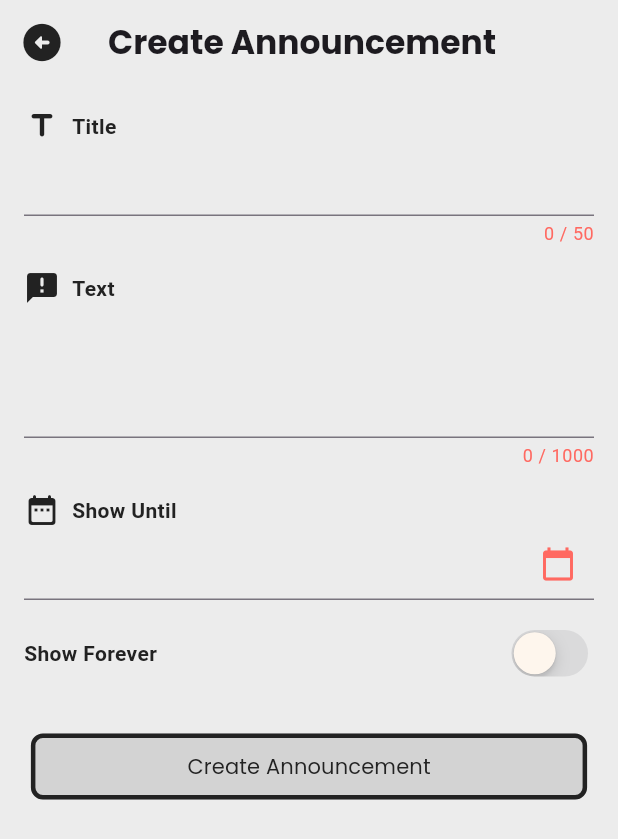
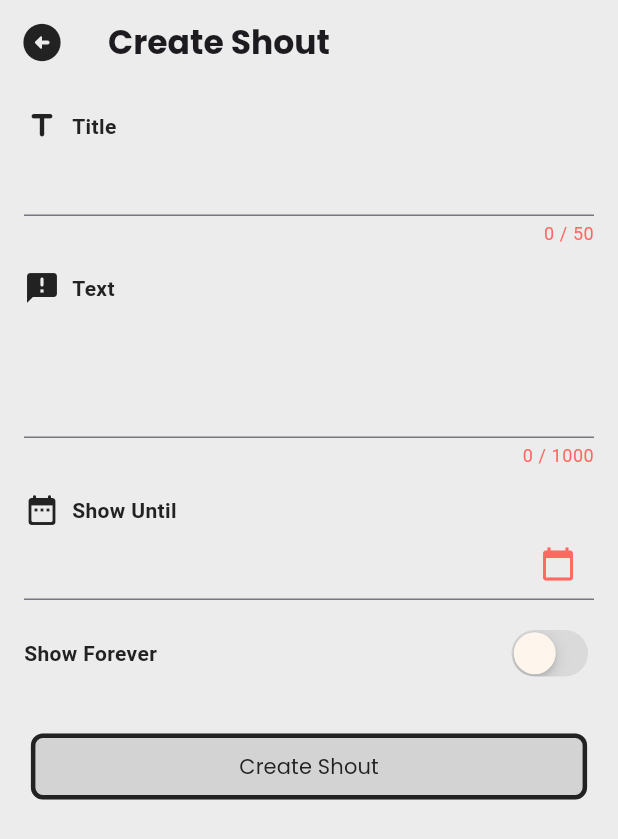
Before and after one commit to simonroedig/DoggyMatch, a Flutter app: the NewAnnouncementPage screen opened directly, on a phone screen of 412 x 824 dp. Shown: the top 839 px of the screen. Run offline on Flutter 3.47's test engine with Material 3 defaults, Android fonts, the phone set to English and light mode, and no system bars; our stand-ins replace cloud_firestore, firebase_auth, firebase_core, firebase_storage, geocoding, geolocator and 2 more; accounts and stored records are empty; project files that could hold a hidden picture were left out.

```diff
--- a/lib/pages/announcements/announcement_dialogs.dart
+++ b/lib/pages/announcements/announcement_dialogs.dart
@@ -116,7 +116,7 @@ class AnnouncementDialogs {
           ),
           title: const Center(
             child: Text(
-              'Create Announcement?',
+              'Create Shout?',
               style: TextStyle(
                 fontFamily: 'Poppins',
                 fontWeight: FontWeight.bold,
@@ -130,7 +130,7 @@ class AnnouncementDialogs {
             crossAxisAlignment: CrossAxisAlignment.center,
             children: [
               const Text(
-                'Please review your announcement details below. You can delete the announcement later anytime.',
+                'Please review your shout details below. You can delete the shout later anytime.',
                 style: TextStyle(
                   fontFamily: 'Poppins',
                   fontSize: 14,
@@ -140,7 +140,7 @@ class AnnouncementDialogs {
               ),
               const SizedBox(height: 16),
               const Text(
-                'Announcement Title:',
+                'Shout Title:',
                 style: TextStyle(
                   fontFamily: 'Poppins',
                   fontWeight: FontWeight.bold,
@@ -166,7 +166,7 @@ class AnnouncementDialogs {
               ),
               const SizedBox(height: 16),
               const Text(
-                'Announcement Text:',
+                'Shout Text:',
                 style: TextStyle(
                   fontFamily: 'Poppins',
                   fontWeight: FontWeight.bold,
@@ -313,7 +313,7 @@ class AnnouncementDialogs {
               ),
               SizedBox(height: 16),
               Text(
-                'Announcement successfully created!',
+                'Shout successfully created!',
                 style: TextStyle(
                   fontFamily: 'Poppins',
                   fontWeight: FontWeight.bold,
--- a/lib/pages/new_announcement_page.dart
+++ b/lib/pages/new_announcement_page.dart
@@ -122,7 +122,7 @@ class _NewAnnouncementPageState extends State<NewAnnouncementPage> {
     return Scaffold(
       appBar: AppBar(
         title: const Text(
-          "Create Announcement",
+          "Create Shout",
           style: TextStyle(
             fontFamily: 'Poppins',
             fontWeight: FontWeight.bold,
@@ -259,7 +259,7 @@ class _NewAnnouncementPageState extends State<NewAnnouncementPage> {
                     ),
                   ),
                   child: Text(
-                    'Create Announcement',
+                    'Create Shout',
                     style: TextStyle(
                       fontFamily: 'Poppins',
                       fontWeight:
--- a/lib/profile/profile.dart
+++ b/lib/profile/profile.dart
@@ -19,7 +19,7 @@ class UserProfile {
   final bool filterLookingForDogSitter;
   final double filterDistance;
   final DateTime? lastOnline;
-  final int filterLastOnline;
+  final int filterLastOnline; // 1,2,3,4,5 for Any, 1d, 3d, 1w, 1m
 
   UserProfile({
     required this.uid,
```
